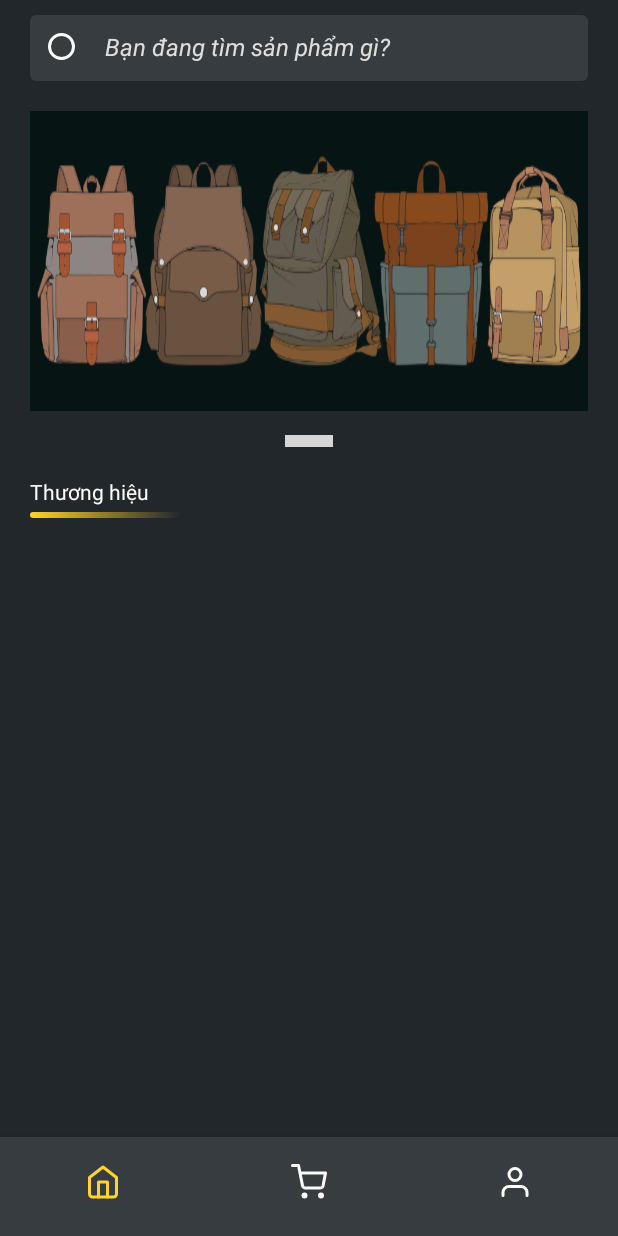
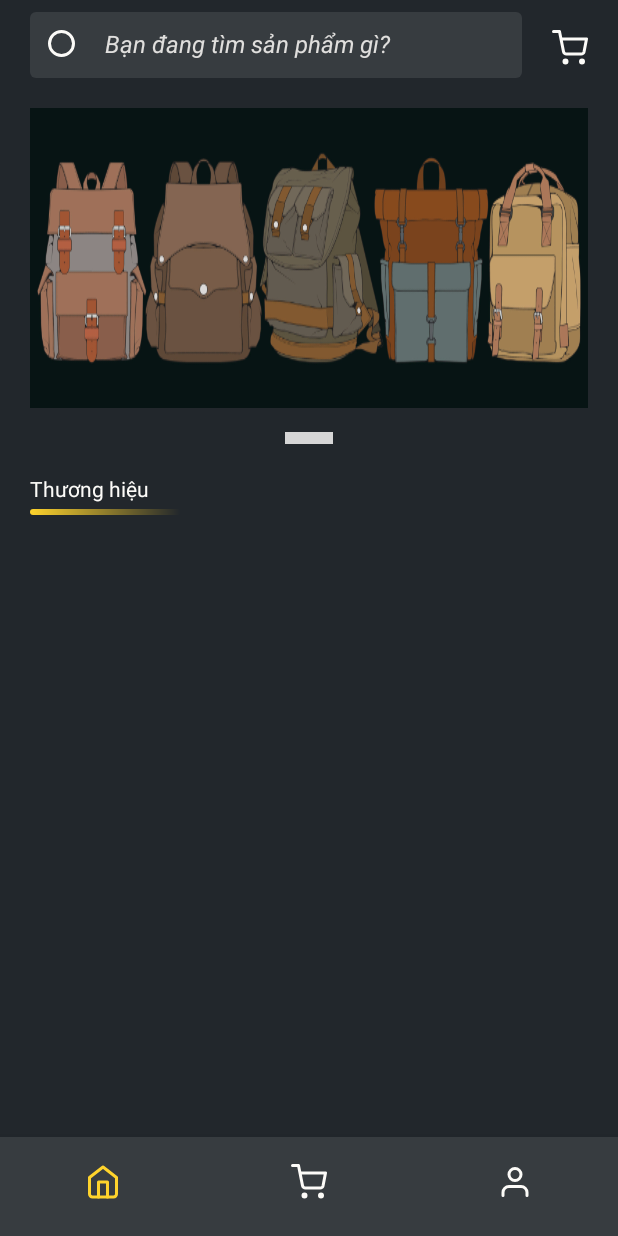
Before and after one commit to KemVaniNe/android_balo, an Android app: the ClientHomeFragment screen opened directly, with no data from a screen before it, on a phone screen of 412 x 824 dp. Run offline under Robolectric (Android 15) with nearby library versions, the phone set to English and light mode, and no system bars; our stand-ins replace Firebase (no records; nobody signed in at launch, a user with empty details on screens opened directly); libraries missing offline, so code that uses them is left out: org.mindrot.jbcrypt; plain views replace SpringDotsIndicator; 2 statements that could not run were skipped; grey boxes are pictures that could not be loaded.

Commit message:
[VAN] show list cart

```diff
--- a/app/src/main/AndroidManifest.xml
+++ b/app/src/main/AndroidManifest.xml
@@ -22,6 +22,9 @@
         android:supportsRtl="true"
         android:theme="@style/FullScreenTheme"
         tools:targetApi="34">
+        <activity
+            android:name=".client.clientcart.ClientCartActivity"
+            android:exported="false" />
         <activity
             android:name=".client.clientdetail.ClientDetailActivity"
             android:exported="false" />
--- a/app/src/main/java/com/example/balo/adapter/viewpager/ClientViewPagerAdapter.kt
+++ b/app/src/main/java/com/example/balo/adapter/viewpager/ClientViewPagerAdapter.kt
@@ -4,7 +4,6 @@ import androidx.fragment.app.Fragment
 import androidx.fragment.app.FragmentManager
 import androidx.fragment.app.FragmentStatePagerAdapter
 import com.example.balo.client.clientaccout.ClientAccountFragment
-import com.example.balo.client.clientcart.ClientCartFragment
 import com.example.balo.client.clienthome.ClientHomeFragment
 import com.example.balo.utils.Constants
 
@@ -15,7 +14,6 @@ class ClientViewPagerAdapter(fragmentManager: FragmentManager) :
     override fun getItem(position: Int): Fragment {
         return when (position) {
             Constants.USER_HOME -> ClientHomeFragment()
-            Constants.USER_CART -> ClientCartFragment()
             Constants.USER_ACCOUNT -> ClientAccountFragment()
             else -> ClientHomeFragment()
         }
--- a/app/src/main/java/com/example/balo/client/clientcart/ClientCartFragment.kt
+++ /dev/null
@@ -1,36 +0,0 @@
-package com.example.balo.client.clientcart
-
-import android.view.LayoutInflater
-import android.view.ViewGroup
-import androidx.recyclerview.widget.LinearLayoutManager
-import com.example.balo.adapter.ClientCartAdapter
-import com.example.balo.data.model.BaloEntity
-import com.example.balo.databinding.FragmentFavoriteBinding
-import com.example.balo.shareview.base.BaseFragment
-
-class ClientCartFragment : BaseFragment<FragmentFavoriteBinding>() {
-
-    private var favorite = mutableListOf<BaloEntity>()
-
-    private val favoriteAdapter by lazy(LazyThreadSafetyMode.NONE) {
-        ClientCartAdapter(favorite) {
-            //TODO
-        }
-    }
-
-    override fun initView() {
-        binding.rvFavorite.layoutManager = LinearLayoutManager(context)
-    }
-
-    override fun initData() {
-    }
-
-    override fun initListener() {
-    }
-
-    override fun getViewBinding(
-        inflater: LayoutInflater,
-        container: ViewGroup?
-    ): FragmentFavoriteBinding = FragmentFavoriteBinding.inflate(inflater)
-
-}
--- a/app/src/main/java/com/example/balo/client/clienthome/ClientHomeFragment.kt
+++ b/app/src/main/java/com/example/balo/client/clienthome/ClientHomeFragment.kt
@@ -2,6 +2,7 @@ package com.example.balo.client.clienthome
 
 import android.annotation.SuppressLint
 import android.app.AlertDialog
+import android.content.Intent
 import android.view.LayoutInflater
 import android.view.ViewGroup
 import androidx.lifecycle.ViewModelProvider
@@ -12,6 +13,8 @@ import com.example.balo.databinding.FragmentHomeBinding
 import com.example.balo.shareview.base.BaseFragment
 import com.example.balo.adapter.viewpager.BannerViewPagerAdapter
 import com.example.balo.adapter.brand.BrandAdapter
+import com.example.balo.client.clientcart.ClientCartActivity
+import com.example.balo.client.clientdetail.ClientDetailActivity
 import com.example.balo.data.model.BrandEntity
 import com.example.balo.client.clientsearch.ClientSearchActivity
 import com.example.balo.utils.Utils
@@ -55,6 +58,9 @@ class ClientHomeFragment : BaseFragment<FragmentHomeBinding>() {
                 startActivity(ClientSearchActivity.newIntent(it, ClientSearchActivity.EMPTY_BRAND))
             }
         }
+        imgCart.setOnClickListener {
+            context?.let { startActivity(Intent(it, ClientCartActivity::class.java)) }
+        }
     }
 
     override fun getViewBinding(
--- a/app/src/main/java/com/example/balo/client/clientmain/ClientMainActivity.kt
+++ b/app/src/main/java/com/example/balo/client/clientmain/ClientMainActivity.kt
@@ -62,10 +62,6 @@ class ClientMainActivity : BaseActivity<ActivityMainBinding>() {
                         changeCurrentFragment(Constants.USER_HOME)
                     }
 
-                    R.id.menu_favorite -> {
-                        changeCurrentFragment(Constants.USER_CART)
-                    }
-
                     R.id.menu_account -> {
                         changeCurrentFragment(Constants.USER_ACCOUNT)
                     }
--- a/app/src/main/java/com/example/balo/data/model/CartEntity.kt
+++ b/app/src/main/java/com/example/balo/data/model/CartEntity.kt
@@ -4,5 +4,9 @@ data class CartEntity(
     var idCart: String = "",
     var idUser: String = "",
     var idBalo: String = "",
-    var quantity: String = "",
+    var quantity: String = "0",
+    var nameBalo: String = "",
+    var price: String = "0",
+    var pic: String = "",
+    var max: String = "0"
 )
--- a/app/src/main/java/com/example/balo/utils/Constants.kt
+++ b/app/src/main/java/com/example/balo/utils/Constants.kt
@@ -1,10 +1,9 @@
 package com.example.balo.utils
 
 object Constants {
-    const val USER_MAIN_NUMBER_FRAGMENT = 3
+    const val USER_MAIN_NUMBER_FRAGMENT = 2
     const val USER_HOME = 0
-    const val USER_CART = 1
-    const val USER_ACCOUNT = 2
+    const val USER_ACCOUNT = 1
 
     const val ADMIN_MAIN_NUMBER_FRAGMENT = 4
     const val ADMIN_HOME = 0
--- a/app/src/main/res/drawable/ic_back.xml
+++ b/app/src/main/res/drawable/ic_back.xml
@@ -5,7 +5,7 @@
     android:viewportWidth="25"
     android:viewportHeight="25">
     <path
-        android:strokeColor="#FF818385"
+        android:strokeColor="#22272C"
         android:strokeWidth="2"
         android:strokeLineCap="round"
         android:strokeLineJoin="round"
--- a/app/src/main/res/layout/fragment_home.xml
+++ b/app/src/main/res/layout/fragment_home.xml
@@ -5,12 +5,21 @@
     android:layout_width="match_parent"
     android:layout_height="match_parent">
 
+    <ImageView
+        android:id="@+id/imgCart"
+        android:layout_width="wrap_content"
+        android:layout_height="wrap_content"
+        android:padding="20dp"
+        android:src="@drawable/ic_cart"
+        app:layout_constraintEnd_toEndOf="parent"
+        app:layout_constraintTop_toTopOf="parent" />
+
     <TextView
         android:id="@+id/tvSearch"
-        android:layout_width="match_parent"
+        android:layout_width="0dp"
         android:layout_height="wrap_content"
-        android:layout_marginHorizontal="20dp"
-        android:layout_marginTop="10dp"
+        android:layout_marginStart="20dp"
+        android:layout_marginTop="8dp"
         android:background="@drawable/bg_search"
         android:drawableStart="@drawable/ic_search"
         android:drawablePadding="16dp"
@@ -21,6 +30,9 @@
         android:textColor="@color/color_hint"
         android:textSize="16dp"
         android:textStyle="italic"
+        app:layout_constraintEnd_toStartOf="@id/imgCart"
+        app:layout_constraintHorizontal_bias="0.266"
+        app:layout_constraintStart_toStartOf="parent"
         app:layout_constraintTop_toTopOf="parent" />
 
     <androidx.core.widget.NestedScrollView
```
Also changed, not shown: app/src/main/java/com/example/balo/adapter/ClientCartAdapter.kt (+34 -6 lines), app/src/main/java/com/example/balo/client/clientcart/ClientCartActivity.kt (added, +71 -0 lines), app/src/main/java/com/example/balo/client/clientcart/ClientCartVM.kt (+54 -1 lines), app/src/main/java/com/example/balo/utils/Utils.kt (+9 -0 lines), app/src/main/res/layout/activity_client_cart.xml (renamed from app/src/main/res/layout/fragment_favorite.xml, +5 -2 lines), app/src/main/res/layout/item_product.xml (+27 -5 lines).
